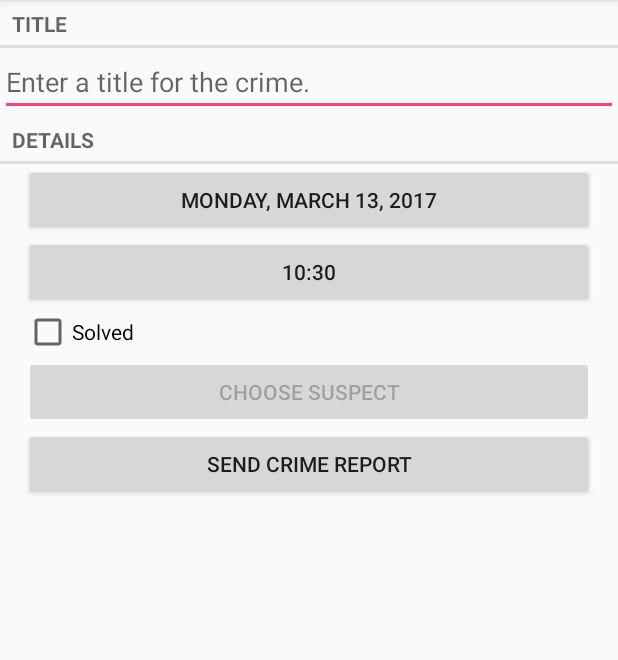
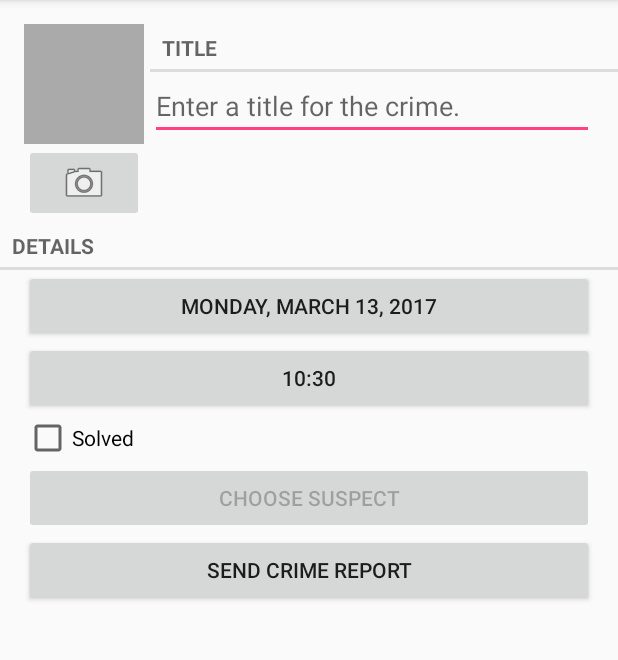
Before and after one commit to NeimadTL/BigNerdRanchCriminalIntent, an Android app: the CrimeFragment screen opened directly, with no data from a screen before it, after a tap on "SEND CRIME REPORT", on a phone screen of 412 x 824 dp, the part 84-744 px from its top. Run offline under Robolectric (Android 15) with nearby library versions, the phone set to English and light mode, and no system bars.

Commit message:
pictures have been added on crime

```diff
--- a/app/src/main/AndroidManifest.xml
+++ b/app/src/main/AndroidManifest.xml
@@ -2,6 +2,11 @@
 <manifest xmlns:android="http://schemas.android.com/apk/res/android"
           package="com.bignerdranch.android.criminalintent">
 
+    <!--uses-permission android:name="android.permission.READ_CONTACTS" /-->
+    <uses-permission android:name="android.permission.READ_EXTERNAL_STORAGE"
+                     android:maxSdkVersion="18"/>
+    <uses-feature android:name="android.hardware.camera2"
+                  android:required="false"/>
     <application
         android:allowBackup="true"
         android:icon="@mipmap/ic_launcher"
--- a/app/src/main/java/com/bignerdranch/android/criminalintent/Crime.java
+++ b/app/src/main/java/com/bignerdranch/android/criminalintent/Crime.java
@@ -134,4 +134,11 @@ public class Crime
     {
         mSuspect = suspect;
     }
+
+
+
+    public String getPhotoFilename()
+    {
+        return "IMG_" + getId().toString() + ".jpg";
+    }
 }
--- a/app/src/main/java/com/bignerdranch/android/criminalintent/CrimeFragment.java
+++ b/app/src/main/java/com/bignerdranch/android/criminalintent/CrimeFragment.java
@@ -4,11 +4,14 @@ import android.app.Activity;
 import android.content.Intent;
 import android.content.pm.PackageManager;
 import android.database.Cursor;
+import android.graphics.Bitmap;
 import android.net.Uri;
 import android.os.Bundle;
 import android.provider.ContactsContract;
+import android.provider.MediaStore;
 import android.support.v4.app.Fragment;
 import android.support.v4.app.FragmentManager;
+import android.support.v4.app.ShareCompat;
 import android.text.Editable;
 import android.text.TextWatcher;
 import android.text.format.DateFormat;
@@ -22,7 +25,10 @@ import android.widget.Button;
 import android.widget.CheckBox;
 import android.widget.CompoundButton;
 import android.widget.EditText;
+import android.widget.ImageButton;
+import android.widget.ImageView;
 
+import java.io.File;
 import java.util.Date;
 import java.util.UUID;
 
@@ -40,6 +46,7 @@ public class CrimeFragment extends Fragment
     public final static int REQUEST_DATE = 0;
     public final static int REQUEST_TIME = 1;
     public final static int REQUEST_CONTACT = 2;
+    public final static int REQUEST_PHOTO = 3;
 
 
 
@@ -50,6 +57,9 @@ public class CrimeFragment extends Fragment
     private CheckBox mSolvedCheckBox;
     private Button mReportButton;
     private Button mSuspectButton;
+    private ImageButton mPhotoButton;
+    private ImageView mPhotoview;
+    private File mPhotoFile;
 
 
 
@@ -78,6 +88,7 @@ public class CrimeFragment extends Fragment
         UUID crimeId = (UUID) getArguments().getSerializable(ARG_CRIME_ID);
         mCrime = CrimeLab.get(getActivity()).getCrime(crimeId);
         setHasOptionsMenu(true);
+        mPhotoFile = CrimeLab.get(getActivity()).getPhotoFile(mCrime);
     }
 
 
@@ -156,14 +167,23 @@ public class CrimeFragment extends Fragment
             @Override
             public void onClick(View v)
             {
-                Intent intent = new Intent(Intent.ACTION_SEND);
+                Intent intent = ShareCompat.IntentBuilder.from(getActivity())
+                    .setType("text/plain")
+                    .setText(getCrimeReport())
+                    .setSubject(getString(R.string.crime_report_subject))
+                    .setChooserTitle(getString(R.string.send_report))
+                    .createChooserIntent();
+                startActivity(intent);
+
+                /*Intent intent = new Intent(Intent.ACTION_SEND);
                 intent.setType("text/plain");
                 intent.putExtra(Intent.EXTRA_TEXT, getCrimeReport());
                 intent.putExtra(Intent.EXTRA_SUBJECT, getString(R.string.crime_report_subject));
                 intent = Intent.createChooser(intent, getString(R.string.send_report));
-                startActivity(intent);
+                startActivity(intent);*/
             }
         });
+
 
         final Intent pickContact = new Intent(Intent.ACTION_PICK, ContactsContract.Contacts.CONTENT_URI);
 
@@ -192,6 +212,31 @@ public class CrimeFragment extends Fragment
         {
             mSuspectButton.setEnabled(false);
         }
+
+
+        mPhotoButton = (ImageButton) view.findViewById(R.id.crime_camera);
+        final Intent captureImage = new Intent(MediaStore.ACTION_IMAGE_CAPTURE);
+
+        boolean canTakePhoto = mPhotoFile != null && captureImage.resolveActivity(packageManager) != null;
+        mPhotoButton.setEnabled(canTakePhoto);
+
+        if(canTakePhoto)
+        {
+            Uri uri = Uri.fromFile(mPhotoFile);
+            captureImage.putExtra(MediaStore.EXTRA_OUTPUT, uri);
+        }
+
+        mPhotoButton.setOnClickListener(new View.OnClickListener()
+        {
+            @Override
+            public void onClick(View v)
+            {
+                startActivityForResult(captureImage, REQUEST_PHOTO);
+            }
+        });
+
+        mPhotoview = (ImageView) view.findViewById(R.id.crime_photo);
+        updatePhotoView();
 
         return view;
     }
@@ -232,7 +277,7 @@ public class CrimeFragment extends Fragment
             Uri contactUri = data.getData();
 
             // Specify which fields you want your query to return values form
-            String[] queryFields = new String[]{ ContactsContract.Contacts.DISPLAY_NAME };
+            String[] queryFields = new String[]{ ContactsContract.Contacts.DISPLAY_NAME, ContactsContract.Contacts._ID };
 
             // perform your query - the contactUri is like a "where" clause
             Cursor c = getActivity().getContentResolver().query(contactUri, queryFields, null, null, null);
@@ -248,6 +293,13 @@ public class CrimeFragment extends Fragment
                 // pull out the first column of the first row of data - that is you suspect's name
                 c.moveToFirst();
                 String suspect = c.getString(0);
+                /*String contactId = c.getString(1);
+
+                String[] queryFieldsPhone = new String[]{ ContactsContract.CommonDataKinds.Phone.NUMBER };
+                Cursor cursor = getActivity().getContentResolver().query(contactUri, queryFieldsPhone, null, null, null);
+                cursor.moveToFirst();
+                String phoneNumber = cursor.getString(0);*/
+
                 mCrime.setSuspect(suspect);
                 mSuspectButton.setText(suspect);
             }
@@ -257,6 +309,9 @@ public class CrimeFragment extends Fragment
             }
 
 
+        } else if (requestCode == REQUEST_PHOTO)
+        {
+            updatePhotoView();
         }
     }
 
@@ -344,4 +399,19 @@ public class CrimeFragment extends Fragment
         String report = getString(R.string.crime_report, mCrime.getTime(), dateString, solvedString, suspect);
         return report;
     }
+
+
+
+    private void updatePhotoView()
+    {
+        if (mPhotoFile == null || !mPhotoFile.exists())
+        {
+            mPhotoview.setImageDrawable(null);
+        }
+        else
+        {
+            Bitmap bitmap = PictureUtils.getScaleBitmap(mPhotoFile.getPath(), getActivity());
+            mPhotoview.setImageBitmap(bitmap);
+        }
+    }
 }
--- a/app/src/main/java/com/bignerdranch/android/criminalintent/CrimeLab.java
+++ b/app/src/main/java/com/bignerdranch/android/criminalintent/CrimeLab.java
@@ -4,12 +4,14 @@ import android.content.ContentValues;
 import android.content.Context;
 import android.database.Cursor;
 import android.database.sqlite.SQLiteDatabase;
+import android.os.Environment;
 
 import com.bignerdranch.android.criminalintent.database.CrimeBaseHelper;
 import com.bignerdranch.android.criminalintent.database.CrimeCursorWrapper;
 import com.bignerdranch.android.criminalintent.database.CrimeDbSchema;
 import com.bignerdranch.android.criminalintent.database.CrimeDbSchema.CrimeTable;
 
+import java.io.File;
 import java.util.ArrayList;
 import java.util.List;
 import java.util.UUID;
@@ -142,4 +144,18 @@ public class CrimeLab
         Cursor cursor = mDatabase.query(CrimeTable.NAME, null, whereClause, whereArgs, null, null, null);
         return new CrimeCursorWrapper(cursor);
     }
+
+
+
+    public File getPhotoFile(Crime crime)
+    {
+        File externalFilesDir = mContext.getExternalFilesDir(Environment.DIRECTORY_PICTURES);
+
+        if(externalFilesDir == null)
+        {
+            return null;
+        }
+
+        return new File(externalFilesDir, crime.getPhotoFilename());
+    }
 }
--- a/app/src/main/res/layout-land/fragment_crime.xml
+++ b/app/src/main/res/layout-land/fragment_crime.xml
@@ -4,18 +4,20 @@
               android:layout_height="match_parent"
               android:orientation="vertical">
 
-    <TextView
+    <!--TextView
         android:layout_width="match_parent"
         android:layout_height="wrap_content"
         android:text="@string/crime_title_label"
-        style="?android:listSeparatorTextViewStyle"/>
+        style="?android:listSeparatorTextViewStyle"/-->
 
 
-    <EditText
+    <!--EditText
         android:id="@+id/crime_title"
         android:layout_width="match_parent"
         android:layout_height="wrap_content"
-        android:hint="@string/crime_title_hint"/>
+        android:hint="@string/crime_title_hint"/-->
+
+    <include layout="@layout/view_camera_and_title"></include>
 
 
     <TextView
--- a/app/src/main/res/layout/fragment_crime.xml
+++ b/app/src/main/res/layout/fragment_crime.xml
@@ -4,18 +4,20 @@
               android:layout_height="match_parent"
               android:orientation="vertical">
 
-    <TextView
+    <!--TextView
         android:layout_width="match_parent"
         android:layout_height="wrap_content"
         android:text="@string/crime_title_label"
-        style="?android:listSeparatorTextViewStyle"/>
+        style="?android:listSeparatorTextViewStyle"/-->
 
 
-    <EditText
+    <!--EditText
         android:id="@+id/crime_title"
         android:layout_width="match_parent"
         android:layout_height="wrap_content"
-        android:hint="@string/crime_title_hint"/>
+        android:hint="@string/crime_title_hint"/-->
+
+    <include layout="@layout/view_camera_and_title"></include>
 
 
     <TextView
--- /dev/null
+++ b/app/src/main/res/layout/view_camera_and_title.xml
@@ -0,0 +1,50 @@
+<?xml version="1.0" encoding="utf-8"?>
+<LinearLayout xmlns:android="http://schemas.android.com/apk/res/android"
+    android:layout_width="match_parent"
+    android:layout_height="wrap_content"
+    android:layout_marginLeft="16dp"
+    android:layout_marginTop="16dp">
+
+    <LinearLayout
+        android:layout_width="wrap_content"
+        android:layout_height="wrap_content"
+        android:orientation="vertical"
+        android:layout_marginRight="4dp">
+
+
+        <ImageView
+            android:id="@+id/crime_photo"
+            android:layout_width="80dp"
+            android:layout_height="80dp"
+            android:scaleType="centerInside"
+            android:background="@android:color/darker_gray"
+            android:cropToPadding="true"/>
+
+        <ImageButton
+            android:id="@+id/crime_camera"
+            android:layout_width="match_parent"
+            android:layout_height="wrap_content"
+            android:src="@android:drawable/ic_menu_camera"/>
+    </LinearLayout>
+
+    <LinearLayout
+        android:layout_width="wrap_content"
+        android:layout_height="wrap_content"
+        android:orientation="vertical"
+        android:layout_weight="1">
+
+        <TextView
+            android:layout_width="match_parent"
+            android:layout_height="wrap_content"
+            android:text="@string/crime_title_label"
+            style="?android:listSeparatorTextViewStyle"/>
+
+        <EditText
+            android:id="@+id/crime_title"
+            android:layout_width="match_parent"
+            android:layout_height="wrap_content"
+            android:layout_marginRight="16dp"
+            android:hint="@string/crime_title_hint"/>
+    </LinearLayout>
+
+</LinearLayout>
```
Also changed, not shown: app/src/main/java/com/bignerdranch/android/criminalintent/PictureUtils.java (added, +55 -0 lines).
